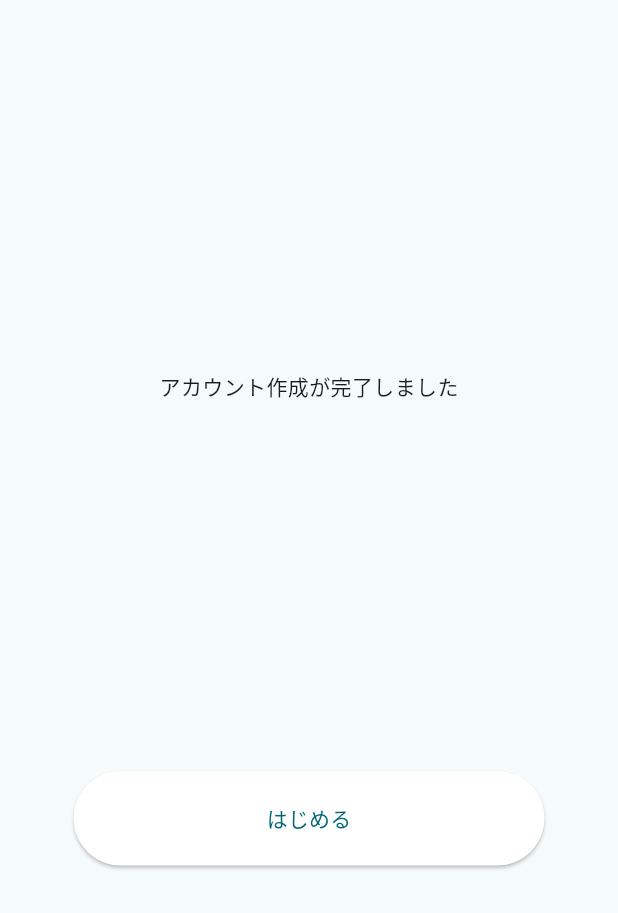
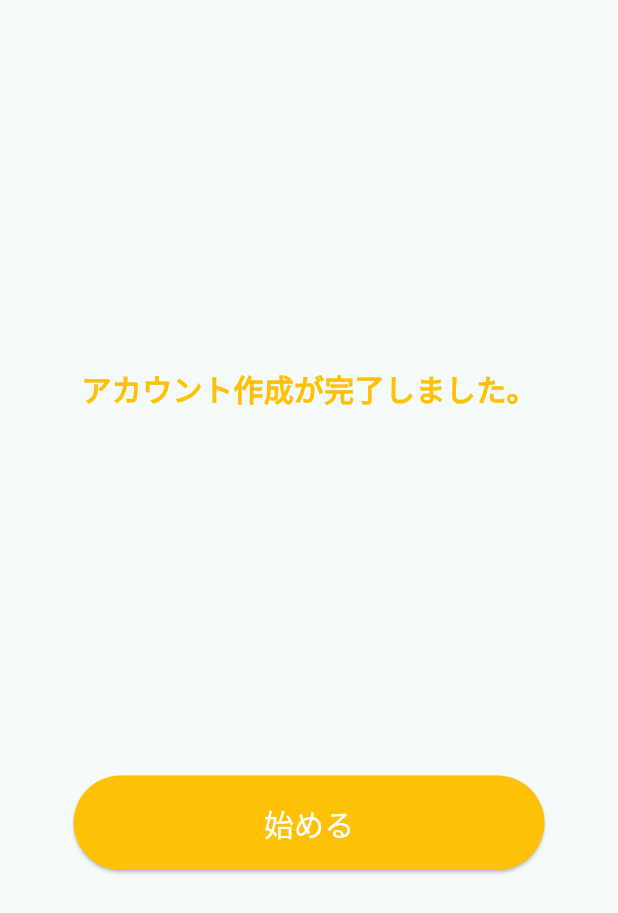
Before and after one commit to Yoshida-koshi/yumemi-pg-hackathon-team1, a Flutter app: the donePage screen opened directly, on a phone screen of 412 x 824 dp. Shown: the top 913 px of the screen. Run offline on Flutter 3.47's test engine with Material 3 defaults, Android fonts, the phone set to English and light mode, and no system bars.

Commit message:
Update 52.dart

```diff
--- a/frontend/lib/52.dart
+++ b/frontend/lib/52.dart
@@ -1,6 +1,7 @@
 import 'package:flutter/material.dart';
 import 'koumoku.dart';
 
+//アカウント作成完了
 class donePage extends StatefulWidget {
   const donePage({Key? key}) : super(key: key);
 
@@ -17,16 +18,25 @@ class _createPageState extends State<donePage>{
         child: Column(
           mainAxisAlignment: MainAxisAlignment.spaceEvenly,
           children: [
-            Text("アカウント作成が完了しました"),
+            Text("アカウント作成が完了しました。",
+            style: TextStyle(color: Colors.amber,
+            fontWeight: FontWeight.bold,
+            fontSize: 20)
+            ),
             ElevatedButton(
                 onPressed: (){
                   Navigator.of(context).push(MaterialPageRoute(builder: (_) => koumokuPage()));
                 },
                 style: ElevatedButton.styleFrom(
                     minimumSize: Size(314, 63),
-                    backgroundColor: Colors.white
+                    backgroundColor: Colors.amber
                 ),
-                child: Text("はじめる")
+                child: Text("始める",
+                style: TextStyle(
+                  color: Colors.white,
+                  fontSize: 20
+                ),
+                ),
             ),
           ],
         ),
```
